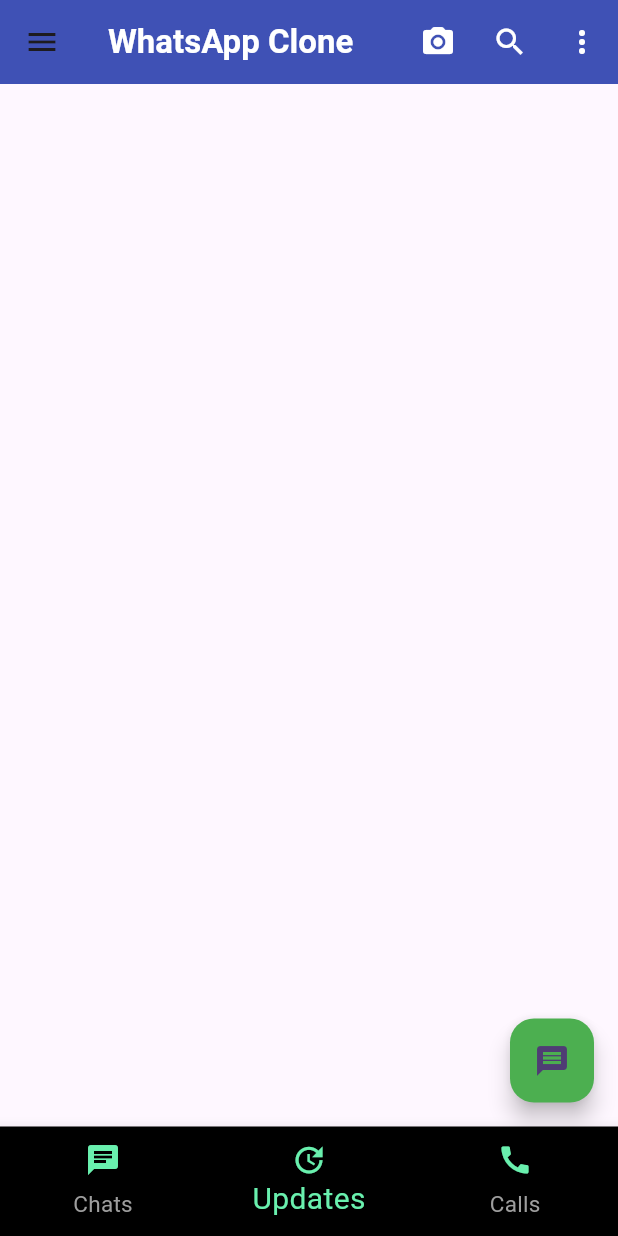
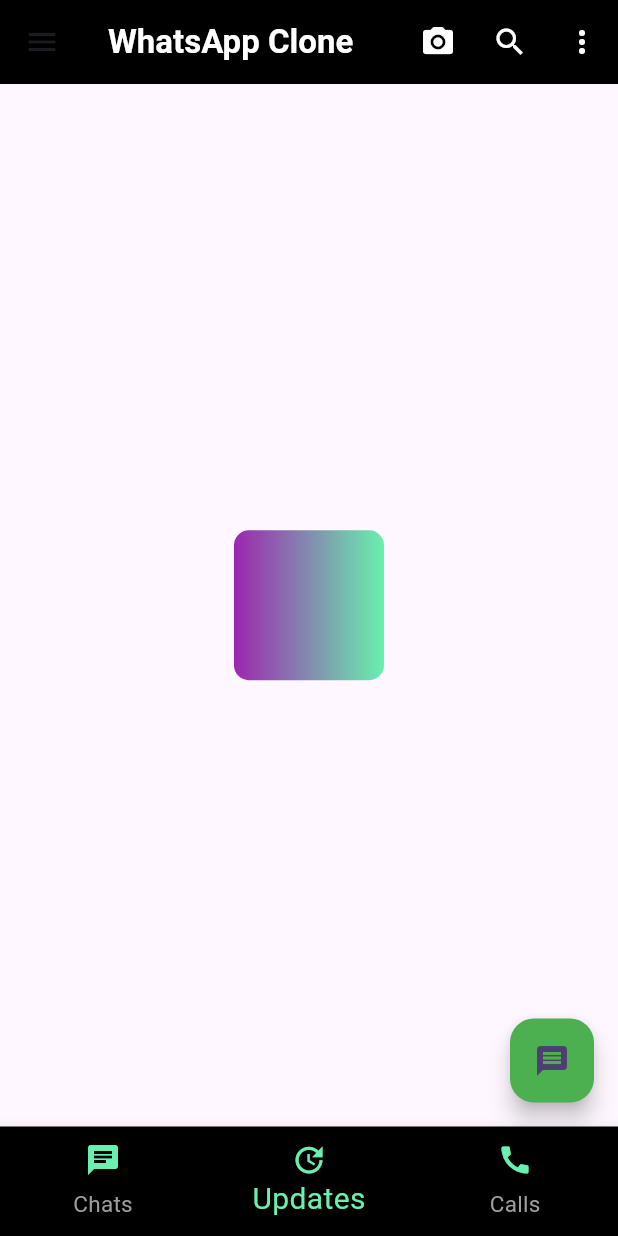
Before and after one commit to Wazid-Hossain/wa_ui, a Flutter app: the screen it shows after launch, on a phone screen of 412 x 824 dp. Run offline on Flutter 3.47's test engine with Material 3 defaults, Android fonts, the phone set to English and light mode, and no system bars.

Commit message:
container add

```diff
--- a/lib/home.dart
+++ b/lib/home.dart
@@ -19,7 +19,7 @@
           'WhatsApp Clone',
           style: TextStyle(color: Colors.white, fontWeight: FontWeight.bold),
         ),
-        backgroundColor: Colors.indigo,
+        backgroundColor: Colors.black,
         //for add more button in appbar usings actions
         actions: [
           IconButton(
@@ -39,6 +39,19 @@
           )
         ],
         //End of actions
+      ),
+      body: Center(
+        child: Container(
+          height: 100,
+          width: 100,
+          decoration: BoxDecoration(
+            color: Colors.green,
+            borderRadius: BorderRadius.circular(10),
+            gradient: LinearGradient(
+              colors: [Colors.purple, Colors.greenAccent],
+            ),
+          ),
+        ),
       ),
       //for add new message button in bottom right corner using floatingActionButton
       floatingActionButton: FloatingActionButton(
```
